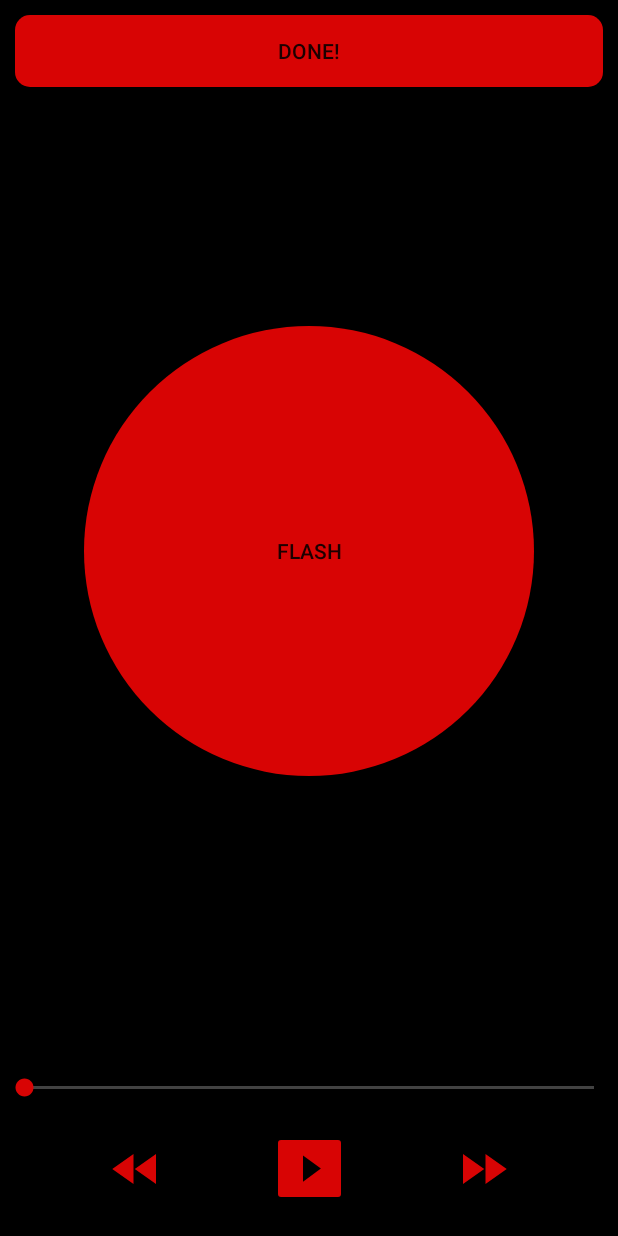
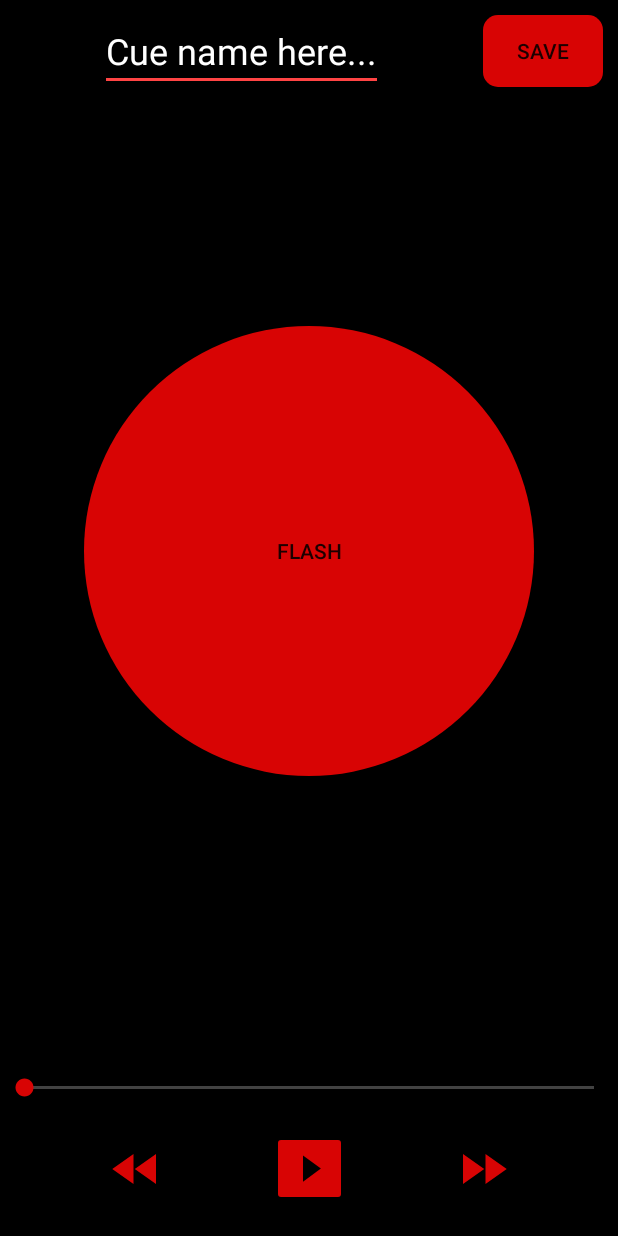
Before and after one commit to Prateek-Agarwal-20/pocket-party, an Android app: the layout activity_create_cue.xml on its own in the app's theme, with its tools: preview values and no code run, on a phone screen of 412 x 824 dp. Run offline under Robolectric (Android 15) with nearby library versions, the phone set to English and light mode, and no system bars.

Commit message:
save cue finished, testing

```diff
--- a/app/src/main/java/com/example/pocketparty/MainActivity.kt
+++ b/app/src/main/java/com/example/pocketparty/MainActivity.kt
@@ -85,7 +85,7 @@ class MainActivity : AppCompatActivity(), NavigationView.OnNavigationItemSelecte
 
     private fun initRecyclerView() {
         Thread {
-            fstore = FireInterface(this, user!!.uid) // TODO change to correct userId user!!.uid
+            fstore = FireInterface(this, user!!.uid)
             fstore.getUserData()
             var cueList: List<LightingCue> = fstore.getAllLightingCues()
             Log.i("INIT RECYCLER", "got lighting cues: " + cueList.size)
--- a/app/src/main/res/layout/activity_create_cue.xml
+++ b/app/src/main/res/layout/activity_create_cue.xml
@@ -10,14 +10,13 @@
 
     <Button
             android:id="@+id/btnFinishCreation"
-            android:layout_width="match_parent" android:layout_height="wrap_content"
+            android:layout_width="80dp" android:layout_height="wrap_content"
             app:layout_constraintTop_toTopOf="parent"
-            app:layout_constraintLeft_toLeftOf="parent"
             app:layout_constraintRight_toRightOf="parent"
             android:background="@drawable/donebutton_oval"
             android:layout_margin="10dp"
-            android:text="Done!"
-            android:onClick="doneButtonClick"/>
+            android:text="Save"
+            android:onClick="saveButtonClick"/>
 
     <Button
             android:id="@+id/btnFlash"
@@ -75,5 +74,15 @@
             app:layout_constraintLeft_toRightOf="@id/btnPlay"
             app:layout_constraintTop_toTopOf="@id/btnPlay"
             android:onClick="rightSeekClick"/>
+    <EditText
+            android:hint="Cue Name"
+            android:layout_width="wrap_content"
+            android:layout_height="wrap_content"
+            android:id="@+id/cueName" android:textColor="@android:color/white"
+            android:textSize="24sp" app:layout_constraintEnd_toStartOf="@+id/btnFinishCreation"
+            app:layout_constraintStart_toStartOf="parent" app:layout_constraintTop_toTopOf="@+id/btnFinishCreation"
+            app:layout_constraintBottom_toBottomOf="@+id/btnFinishCreation" android:singleLine="false"
+            android:selectAllOnFocus="false" android:text="Cue name here..."
+            android:backgroundTint="@android:color/holo_red_light"/>
 
 </android.support.constraint.ConstraintLayout>
```
Also changed, not shown: app/src/main/java/com/example/pocketparty/CreateCueActivity.kt (+49 -15 lines), app/src/main/java/com/example/pocketparty/data/FireInterface.kt (+8 -9 lines).
